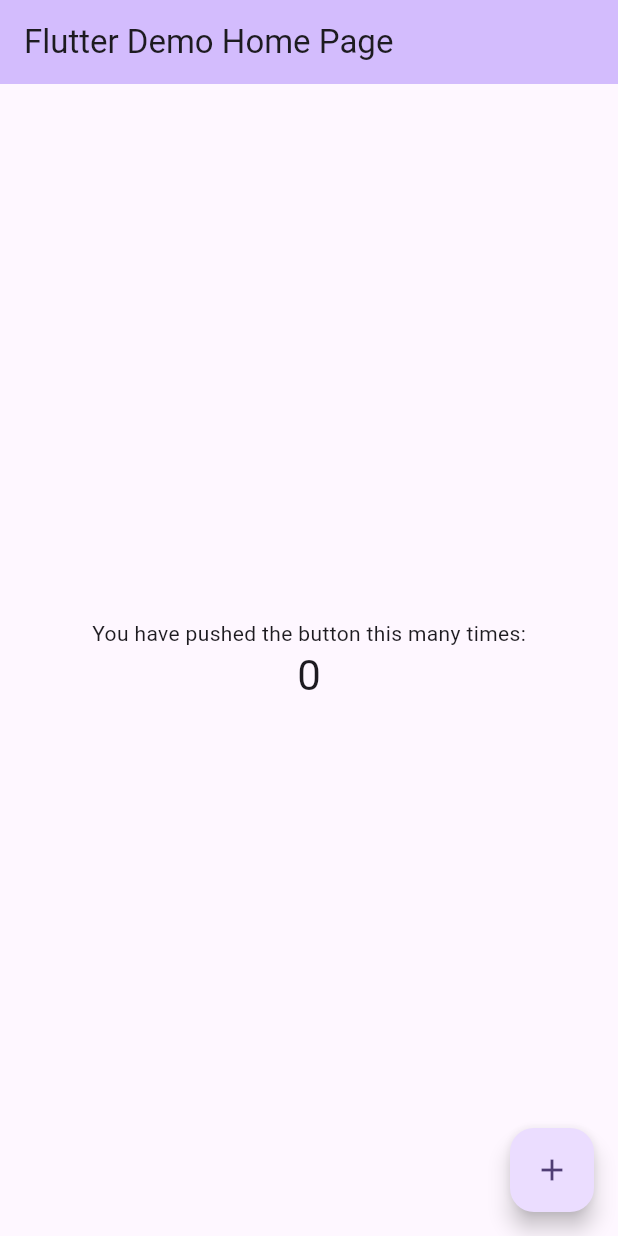
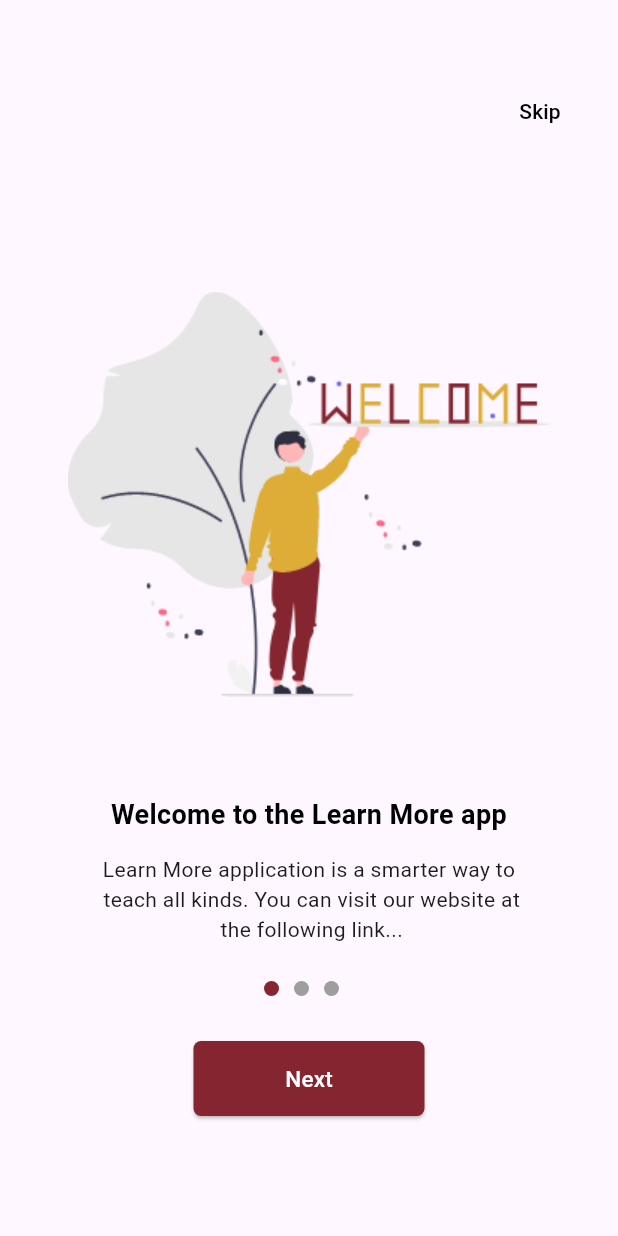
Before and after one commit to loaighazali/Finale_project_learn_more, a Flutter app: the screen it shows after launch, on a phone screen of 412 x 824 dp. Run offline on Flutter 3.47's test engine with Material 3 defaults, Android fonts, the phone set to English and light mode, and no system bars.

Commit message:
Add LunchScreen & Page View

```diff
--- a/lib/main.dart
+++ b/lib/main.dart
@@ -1,3 +1,6 @@
+import 'package:final_project/screens/auth/registration_screen.dart';
+import 'package:final_project/screens/lunch_screen.dart';
+import 'package:final_project/screens/page_view.dart';
 import 'package:flutter/material.dart';
 
 void main() {
@@ -11,115 +14,14 @@ class MyApp extends StatelessWidget {
   @override
   Widget build(BuildContext context) {
     return MaterialApp(
-      title: 'Flutter Demo',
-      theme: ThemeData(
-        // This is the theme of your application.
-        //
-        // TRY THIS: Try running your application with "flutter run". You'll see
-        // the application has a purple toolbar. Then, without quitting the app,
-        // try changing the seedColor in the colorScheme below to Colors.green
-        // and then invoke "hot reload" (save your changes or press the "hot
-        // reload" button in a Flutter-supported IDE, or press "r" if you used
-        // the command line to start the app).
-        //
-        // Notice that the counter didn't reset back to zero; the application
-        // state is not lost during the reload. To reset the state, use hot
-        // restart instead.
-        //
-        // This works for code too, not just values: Most code changes can be
-        // tested with just a hot reload.
-        colorScheme: ColorScheme.fromSeed(seedColor: Colors.deepPurple),
-        useMaterial3: true,
-      ),
-      home: const MyHomePage(title: 'Flutter Demo Home Page'),
+      debugShowCheckedModeBanner: false,
+
+      initialRoute: '/lunch_screen',
+      routes: {
+        '/lunch_screen' : (context) =>const LunchScreen(),
+        '/page_view' : (context) => const PageViews(),
+        '/registration_screen' : (context) => const RegistrationScreen(),
+      },
     );
   }
 }
-
-class MyHomePage extends StatefulWidget {
-  const MyHomePage({super.key, required this.title});
-
-  // This widget is the home page of your application. It is stateful, meaning
-  // that it has a State object (defined below) that contains fields that affect
-  // how it looks.
-
-  // This class is the configuration for the state. It holds the values (in this
-  // case the title) provided by the parent (in this case the App widget) and
-  // used by the build method of the State. Fields in a Widget subclass are
-  // always marked "final".
-
-  final String title;
-
-  @override
-  State<MyHomePage> createState() => _MyHomePageState();
-}
-
-class _MyHomePageState extends State<MyHomePage> {
-  int _counter = 0;
-
-  void _incrementCounter() {
-    setState(() {
-      // This call to setState tells the Flutter framework that something has
-      // changed in this State, which causes it to rerun the build method below
-      // so that the display can reflect the updated values. If we changed
-      // _counter without calling setState(), then the build method would not be
-      // called again, and so nothing would appear to happen.
-      _counter++;
-    });
-  }
-
-  @override
-  Widget build(BuildContext context) {
-    // This method is rerun every time setState is called, for instance as done
-    // by the _incrementCounter method above.
-    //
-    // The Flutter framework has been optimized to make rerunning build methods
-    // fast, so that you can just rebuild anything that needs updating rather
-    // than having to individually change instances of widgets.
-    return Scaffold(
-      appBar: AppBar(
-        // TRY THIS: Try changing the color here to a specific color (to
-        // Colors.amber, perhaps?) and trigger a hot reload to see the AppBar
-        // change color while the other colors stay the same.
-        backgroundColor: Theme.of(context).colorScheme.inversePrimary,
-        // Here we take the value from the MyHomePage object that was created by
-        // the App.build method, and use it to set our appbar title.
-        title: Text(widget.title),
-      ),
-      body: Center(
-        // Center is a layout widget. It takes a single child and positions it
-        // in the middle of the parent.
-        child: Column(
-          // Column is also a layout widget. It takes a list of children and
-          // arranges them vertically. By default, it sizes itself to fit its
-          // children horizontally, and tries to be as tall as its parent.
-          //
-          // Column has various properties to control how it sizes itself and
-          // how it positions its children. Here we use mainAxisAlignment to
-          // center the children vertically; the main axis here is the vertical
-          // axis because Columns are vertical (the cross axis would be
-          // horizontal).
-          //
-          // TRY THIS: Invoke "debug painting" (choose the "Toggle Debug Paint"
-          // action in the IDE, or press "p" in the console), to see the
-          // wireframe for each widget.
-          mainAxisAlignment: MainAxisAlignment.center,
-          children: <Widget>[
-            const Text(
-              'You have pushed the button this many times:',
-            ),
-            Text(
-              '$_counter',
-              style: Theme.of(context).textTheme.headlineMedium,
-            ),
-          ],
-        ),
-      ),
-      floatingActionButton: FloatingActionButton(
-        onPressed: _incrementCounter,
-        tooltip: 'Increment',
-        child: const Icon(Icons.add),
-      ), // This trailing comma makes auto-formatting nicer for build methods.
-    );
-  }
-}
--- /dev/null
+++ b/lib/screens/auth/registration_screen.dart
@@ -0,0 +1,16 @@
+import 'package:flutter/cupertino.dart';
+import 'package:flutter/material.dart';
+
+class RegistrationScreen extends StatefulWidget {
+  const RegistrationScreen({Key? key}) : super(key: key);
+
+  @override
+  State<RegistrationScreen> createState() => _RegistrationScreenState();
+}
+
+class _RegistrationScreenState extends State<RegistrationScreen> {
+  @override
+  Widget build(BuildContext context) {
+    return Scaffold();
+  }
+}
--- /dev/null
+++ b/lib/screens/lunch_screen.dart
@@ -0,0 +1,33 @@
+import 'package:flutter/cupertino.dart';
+import 'package:flutter/material.dart';
+
+class LunchScreen extends StatefulWidget {
+  const LunchScreen({Key? key}) : super(key: key);
+
+  @override
+  State<LunchScreen> createState() => _LunchScreenState();
+}
+
+class _LunchScreenState extends State<LunchScreen> {
+
+  @override
+  void initState() {
+    // TODO: implement initState
+    super.initState();
+    Future.delayed(const Duration(seconds: 3), () {
+      Navigator.pushReplacementNamed(context, '/page_view');
+    },);
+  }
+
+  @override
+  Widget build(BuildContext context) {
+    return Scaffold(
+      body: Container(
+        color: const Color(0xFFE3C163).withOpacity(0.43),
+        child: Center(
+          child: Image.asset('assets/lunch_img.png'),
+        ),
+      ),
+    );
+  }
+}
--- /dev/null
+++ b/lib/screens/page_view.dart
@@ -0,0 +1,130 @@
+import 'package:final_project/widget/object_indicitor_page.dart';
+import 'package:final_project/widget/object_page_view.dart';
+import 'package:flutter/cupertino.dart';
+import 'package:flutter/material.dart';
+
+class PageViews extends StatefulWidget {
+  const PageViews({Key? key}) : super(key: key);
+
+  @override
+  State<PageViews> createState() => _PageViewsState();
+}
+
+class _PageViewsState extends State<PageViews> {
+  late PageController _pageController;
+
+  int _indexPage = 0;
+
+  @override
+  void initState() {
+    // TODO: implement initState
+    super.initState();
+    _pageController = PageController();
+  }
+
+  @override
+  void dispose() {
+    // TODO: implement dispose
+    _pageController.dispose();
+    super.dispose();
+  }
+
+  @override
+  Widget build(BuildContext context) {
+    return Scaffold(
+      body: Padding(
+        padding: const EdgeInsetsDirectional.symmetric(horizontal: 10),
+        child: Stack(
+          children: [
+            PageView(
+              controller: _pageController,
+              onPageChanged: (value) {
+                setState(() {
+                  _indexPage = value;
+                });
+              },
+              children: const [
+                ObjectPageView(
+                  image: 'assets/pv1.png',
+                  title_1: 'Welcome to the Learn More app',
+                  title_2:
+                      'Learn More application is a smarter way to\n teach all kinds. You can visit our website at\n the following link...        ',
+                ),
+                ObjectPageView(
+                  image: 'assets/pv2.png',
+                  title_1: 'Join us in the educational courses',
+                  title_2:
+                      'Learn More application is a smarter way to\n teach all kinds. You can visit our website at\n the following link...        ',
+                ),
+                ObjectPageView(
+                  image: 'assets/pv3.png',
+                  title_1: 'Easily search for educational\n courses around you',
+                  title_2:
+                      'Learn More application is a smarter way to\n teach all kinds. You can visit our website at\n the following link...        ',
+                ),
+              ],
+            ),
+            Column(
+              mainAxisAlignment: MainAxisAlignment.end,
+              children: [
+                Padding(
+                  padding: const EdgeInsetsDirectional.symmetric(vertical: 30),
+                  child: Row(
+                    mainAxisAlignment: MainAxisAlignment.center,
+                    children: [
+                      ObjectIndicitorPage(status: _indexPage == 0, end: 10),
+                      ObjectIndicitorPage(status: _indexPage == 1, end: 10),
+                      ObjectIndicitorPage(status: _indexPage == 2, end: 10),
+                    ],
+                  ),
+                ),
+                Padding(
+                  padding: const EdgeInsetsDirectional.only(bottom: 80),
+                  child: ElevatedButton(
+                    onPressed: () {
+                      _indexPage <2 ?
+                      _pageController.nextPage(
+                          duration: const Duration(seconds: 1),
+                          curve: Curves.easeIn) : Navigator.pushNamed(context, '/registration_screen');
+                    },
+                    style: ElevatedButton.styleFrom(
+                      minimumSize: const Size(154, 50),
+                      backgroundColor: const Color(0xFF852530),
+                      shape: RoundedRectangleBorder(
+                        borderRadius: BorderRadius.circular(5),
+                      ),
+                    ),
+                    child: const Text(
+                      'Next',
+                      style: TextStyle(
+                        fontSize: 15,
+                        color: Colors.white,
+                      ),
+                    ),
+                  ),
+                ),
+              ],
+            ),
+            Visibility(
+              visible: _indexPage<2,
+              child: Positioned(
+                top: 50,
+                right: 10,
+                child: TextButton(
+                  onPressed: () {
+                    _pageController.animateToPage(2, duration:const Duration(seconds: 1), curve: Curves.easeIn);
+                  },
+                  child:const Text('Skip',
+                  style: TextStyle(
+                    fontSize: 14,
+                    color: Colors.black,
+                  ),),
+                ),
+              ),
+            ),
+          ],
+        ),
+      ),
+    );
+  }
+}
--- /dev/null
+++ b/lib/widget/object_indicitor_page.dart
@@ -0,0 +1,26 @@
+import 'package:flutter/cupertino.dart';
+import 'package:flutter/material.dart';
+
+class ObjectIndicitorPage extends StatelessWidget {
+   ObjectIndicitorPage({
+    super.key,
+    required this.status,
+    required this.end
+  });
+
+  final bool status ;
+   double end = 10;
+
+  @override
+  Widget build(BuildContext context) {
+    return Container(
+      width: 10,
+      height: 10,
+      margin: EdgeInsetsDirectional.only(end: end),
+      decoration: BoxDecoration(
+        borderRadius: BorderRadius.circular(10),
+        color: status ? const Color(0xFF852530) : Colors.grey,
+      ),
+    );
+  }
+}
--- /dev/null
+++ b/lib/widget/object_page_view.dart
@@ -0,0 +1,49 @@
+import 'package:flutter/cupertino.dart';
+import 'package:flutter/material.dart';
+
+class ObjectPageView extends StatelessWidget {
+  const ObjectPageView({
+    super.key,
+    required this.image,
+    required this.title_1,
+    required this.title_2,
+  });
+
+  final String image ;
+  final String title_1 ;
+  final String title_2 ;
+
+  @override
+  Widget build(BuildContext context) {
+    return  Center(
+      child: Column(
+        mainAxisSize: MainAxisSize.min,
+        children: [
+          Image(image: AssetImage(image)),
+
+          const SizedBox(height: 65.8,),
+
+          Text(
+            textAlign: TextAlign.center,
+           title_1,
+            style:const TextStyle(
+              color: Colors.black,
+              fontWeight: FontWeight.bold,
+              fontSize: 18,
+            ),
+          ),
+
+          const SizedBox(height: 13,),
+
+          Text(
+            textAlign: TextAlign.center,
+            title_2,
+            style:const TextStyle(
+              fontSize: 14,
+            ),
+          ),
+        ],
+      ),
+    );
+  }
+}
--- a/pubspec.yaml
+++ b/pubspec.yaml
@@ -59,8 +59,8 @@ flutter:
   uses-material-design: true
 
   # To add assets to your application, add an assets section, like this:
-  # assets:
-  #   - images/a_dot_burr.jpeg
+  assets:
+    - assets/
   #   - images/a_dot_ham.jpeg
 
   # An image asset can refer to one or more resolution-specific "variants", see
```
Also changed, not shown: assets/lunch_img.png (added), assets/pv1.png (added), assets/pv2.png (added), assets/pv3.png (added).
